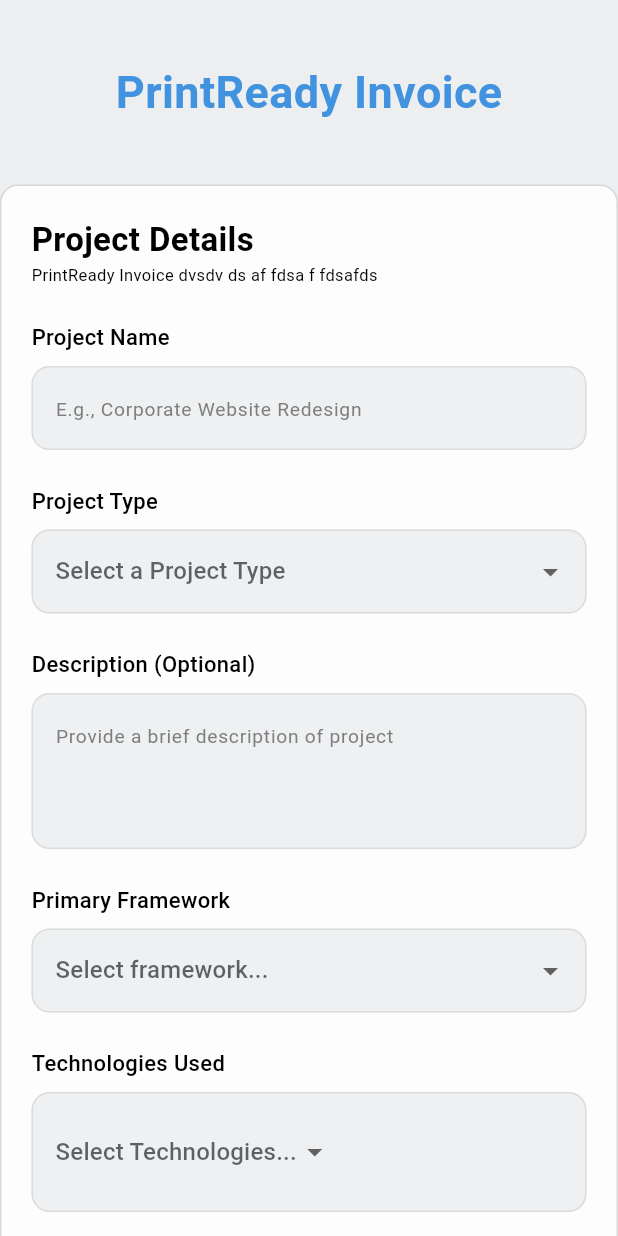
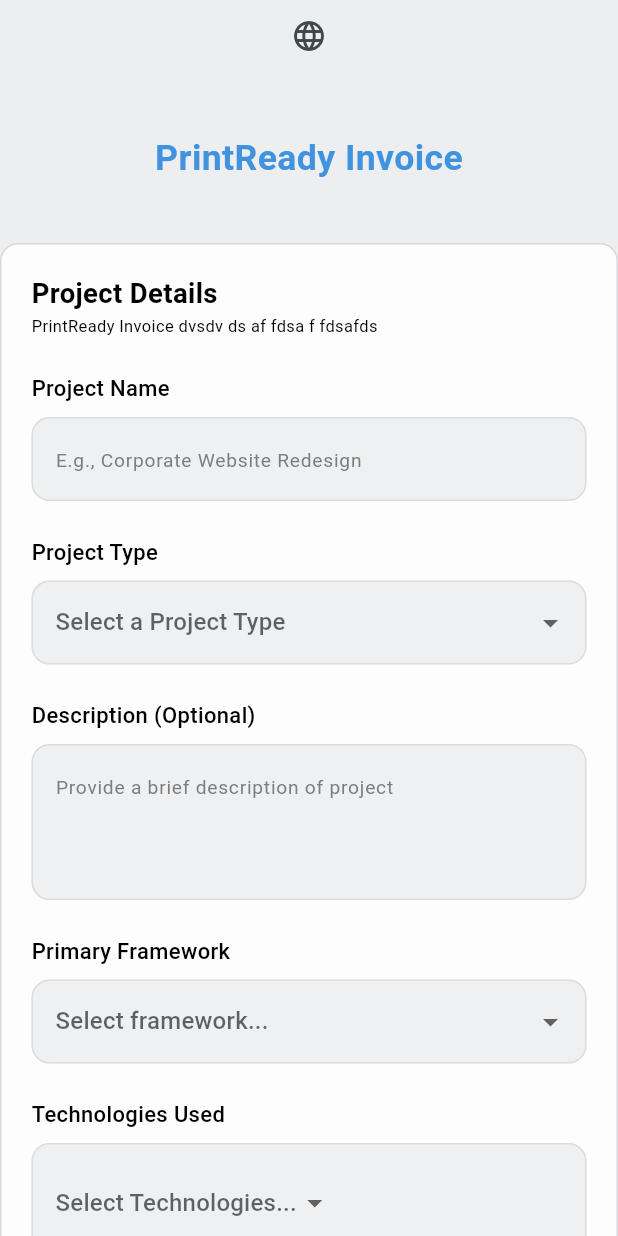
Before and after one commit to omerbanaemh/print_ready_invoice, a Flutter app: the screen it shows after launch, on a phone screen of 412 x 824 dp. Run offline on Flutter 3.47's test engine with Material 3 defaults, Android fonts, the phone set to English and light mode, and no system bars; drawn by our look-alikes of flutter_form_builder; our stand-ins replace form_builder_validators.

Commit message:
add localization support with LocaleProvider and integrate language toggle in ProjectDetails

```diff
--- /dev/null
+++ b/devtools_options.yaml
@@ -0,0 +1,3 @@
+description: This file stores settings for Dart & Flutter DevTools.
+documentation: https://docs.flutter.dev/tools/devtools/extensions#configure-extension-enablement-states
+extensions:
--- a/lib/core/utils/app_styles.dart
+++ b/lib/core/utils/app_styles.dart
@@ -78,6 +78,14 @@ abstract class AppStyles {
     );
   }
 
+    static TextStyle styleSemiBold26(BuildContext context) {
+    return TextStyle(
+      color: const Color(0xFF4192DF),
+      fontSize: getResponsiveFontSize(context, fontSize: 26),
+      fontWeight: FontWeight.w600,
+    );
+  }
+
   // Bold
   static TextStyle styleBold16(BuildContext context) {
     return TextStyle(
--- /dev/null
+++ b/lib/core/utils/locale_provider.dart
@@ -0,0 +1,18 @@
+// lib/providers/locale_provider.dart
+import 'package:flutter/material.dart';
+
+class LocaleProvider extends ChangeNotifier {
+  Locale _locale = const Locale('en');
+
+  Locale get locale => _locale;
+
+  void toggleLocale() {
+    _locale = _locale.languageCode == 'en' ? const Locale('ar') : const Locale('en');
+    notifyListeners();
+  }
+
+  void setLocale(Locale locale) {
+    _locale = locale;
+    notifyListeners();
+  }
+}
--- a/lib/features/invoice/presentation/views/project_details.dart
+++ b/lib/features/invoice/presentation/views/project_details.dart
@@ -1,16 +1,18 @@
 import 'package:flutter/material.dart';
 import 'package:flutter_form_builder/flutter_form_builder.dart';
 import 'package:print_ready_invoice/core/utils/app_styles.dart';
+import 'package:print_ready_invoice/core/utils/locale_provider.dart';
 import 'package:print_ready_invoice/core/utils/size_config.dart';
 import 'package:print_ready_invoice/features/invoice/presentation/views/widgets/generate_invoice_button.dart';
 import 'package:print_ready_invoice/features/invoice/presentation/views/widgets/primary_framework_input.dart';
 import 'package:print_ready_invoice/features/invoice/presentation/views/widgets/project_field_input.dart';
 import 'package:print_ready_invoice/features/invoice/presentation/views/widgets/project_type_input.dart';
 import 'package:print_ready_invoice/features/invoice/presentation/views/widgets/technologies_dropdown_chips.dart';
+import 'package:print_ready_invoice/generated/l10n.dart';
+import 'package:provider/provider.dart';
 
 class ProjectDetails extends StatefulWidget {
   const ProjectDetails({super.key});
-
   @override
   State<ProjectDetails> createState() => _ProjectDetailsState();
 }
@@ -29,14 +31,14 @@ class _ProjectDetailsState extends State<ProjectDetails> {
         child: Column(
           crossAxisAlignment: CrossAxisAlignment.center,
           children: [
+            IconButton(
+              icon: const Icon(Icons.language),
+              onPressed: () => context.read<LocaleProvider>().toggleLocale(),
+            ),
             SizedBox(height: 40),
             Text(
-              'PrintReady Invoice',
-              style: TextStyle(
-                color: Color(0xFF4192DF),
-                fontSize: 30,
-                fontWeight: FontWeight.bold,
-              ),
+              S.of(context).printReady_invoice,
+              style: AppStyles.styleSemiBold26(context),
             ),
             SizedBox(height: 40),
             Center(
@@ -57,9 +59,12 @@ class _ProjectDetailsState extends State<ProjectDetails> {
                     children: [
                       Text(
                         'Project Details',
-                        style: AppStyles.styleSemiBold24(context)
+                        style: AppStyles.styleSemiBold20(context),
                       ),
-                      Text('PrintReady Invoice dvsdv ds af fdsa f fdsafds',style: AppStyles.styleRegular12(context),),
+                      Text(
+                        'PrintReady Invoice dvsdv ds af fdsa f fdsafds',
+                        style: AppStyles.styleRegular12(context),
+                      ),
 
                       FormBuilder(
                         key: _formKey,
@@ -81,7 +86,6 @@ class _ProjectDetailsState extends State<ProjectDetails> {
                             PrimaryFrameworkInput(frameworks: frameworks),
                             TechnologiesDropdownChips(),
                             GenerateInvoiceButton(formKey: _formKey),
-
                           ],
                         ),
                       ),
--- /dev/null
+++ b/lib/l10n/intl_ar.arb
@@ -0,0 +1,3 @@
+{
+        "printReady_invoice" : "فاتورة جاهزة للطباعة"
+}
--- /dev/null
+++ b/lib/l10n/intl_en.arb
@@ -0,0 +1,3 @@
+{
+        "printReady_invoice" : "PrintReady Invoice"
+}
--- a/lib/main.dart
+++ b/lib/main.dart
@@ -1,9 +1,17 @@
 import 'package:flutter/material.dart';
+import 'package:flutter_localizations/flutter_localizations.dart';
+import 'package:print_ready_invoice/core/utils/locale_provider.dart';
 import 'package:print_ready_invoice/features/invoice/presentation/views/project_details.dart';
-
+import 'package:print_ready_invoice/generated/l10n.dart';
+import 'package:provider/provider.dart';
 
 void main() {
-  runApp(const MyApp());
+  runApp(
+    ChangeNotifierProvider(
+      create: (_) => LocaleProvider(),
+      child: const MyApp(),
+    ),
+  );
 }
 
 class MyApp extends StatelessWidget {
@@ -11,12 +19,23 @@ class MyApp extends StatelessWidget {
 
   @override
   Widget build(BuildContext context) {
+    final locale = context.watch<LocaleProvider>().locale;
+
     return MaterialApp(
       title: 'Flutter Demo',
       theme: ThemeData(
         colorScheme: ColorScheme.fromSeed(seedColor: Colors.white),
       ),
-      home: const ProjectDetails(),
+      locale: locale,
+      localizationsDelegates: const [
+        S.delegate,
+        GlobalMaterialLocalizations.delegate,
+        GlobalWidgetsLocalizations.delegate,
+        GlobalCupertinoLocalizations.delegate,
+      ],
+      supportedLocales: S.delegate.supportedLocales,
+
+      home: ProjectDetails(),
     );
   }
 }
```
Also changed, not shown: pubspec.yaml (+5 -5 lines), lib/generated/intl/messages_all.dart (added), lib/generated/intl/messages_ar.dart (added), lib/generated/intl/messages_en.dart (added), lib/generated/l10n.dart (added), pubspec.lock.
